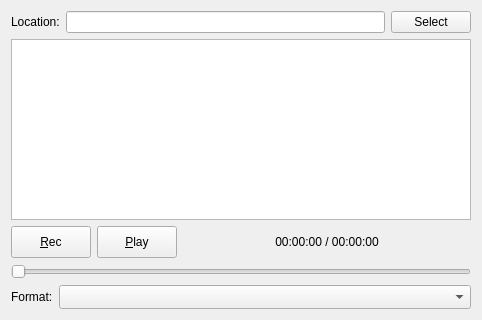
vladisslav2011/gqrx, file src/qtgui/iq_tool.ui: the form before one commit.
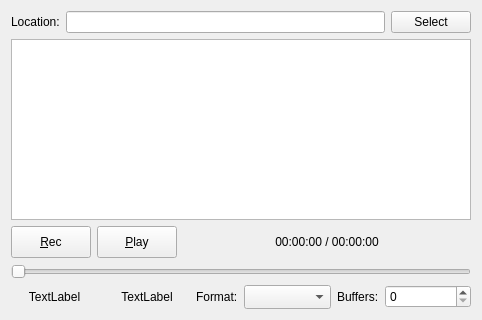
The form after the commit. Icons and pictures are not drawn.

Commit message:
IQ Tool: implement buffered file writer
To prevent buffer droppouts on HDD housekeeping/background activity

The edit to the form file:
```diff
--- a/src/qtgui/iq_tool.ui
+++ b/src/qtgui/iq_tool.ui
@@ -217,6 +217,44 @@
    </item>
    <item>
     <layout class="QHBoxLayout" name="horizontalLayout_3">
+     <item>
+      <widget class="QLabel" name="bufferStats">
+       <property name="sizePolicy">
+        <sizepolicy hsizetype="Expanding" vsizetype="Preferred">
+         <horstretch>0</horstretch>
+         <verstretch>0</verstretch>
+        </sizepolicy>
+       </property>
+       <property name="text">
+        <string>TextLabel</string>
+       </property>
+       <property name="alignment">
+        <set>Qt::AlignCenter</set>
+       </property>
+      </widget>
+     </item>
+     <item>
+      <widget class="QLabel" name="sizeStats">
+       <property name="sizePolicy">
+        <sizepolicy hsizetype="Expanding" vsizetype="Preferred">
+         <horstretch>0</horstretch>
+         <verstretch>0</verstretch>
+        </sizepolicy>
+       </property>
+       <property name="minimumSize">
+        <size>
+         <width>0</width>
+         <height>0</height>
+        </size>
+       </property>
+       <property name="text">
+        <string>TextLabel</string>
+       </property>
+       <property name="alignment">
+        <set>Qt::AlignCenter</set>
+       </property>
+      </widget>
+     </item>
      <item>
       <widget class="QLabel" name="formatLabel">
        <property name="sizePolicy">
@@ -261,6 +299,35 @@
        </property>
       </widget>
      </item>
+     <item>
+      <widget class="QLabel" name="buffersLabel">
+       <property name="sizePolicy">
+        <sizepolicy hsizetype="Minimum" vsizetype="Preferred">
+         <horstretch>0</horstretch>
+         <verstretch>0</verstretch>
+        </sizepolicy>
+       </property>
+       <property name="minimumSize">
+        <size>
+         <width>32</width>
+         <height>0</height>
+        </size>
+       </property>
+       <property name="text">
+        <string>Buffers:</string>
+       </property>
+      </widget>
+     </item>
+     <item>
+      <widget class="QSpinBox" name="buffersSpinBox">
+       <property name="sizePolicy">
+        <sizepolicy hsizetype="Expanding" vsizetype="Fixed">
+         <horstretch>0</horstretch>
+         <verstretch>0</verstretch>
+        </sizepolicy>
+       </property>
+      </widget>
+     </item>
     </layout>
    </item>
   </layout>
```
The commit also changes 10 other files.
